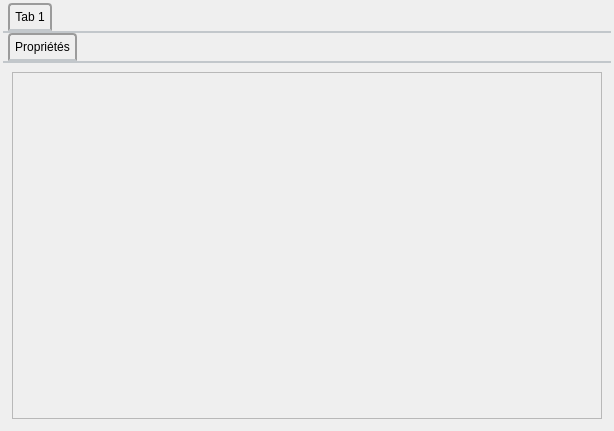
Artelia/Lamia, file Lamia/iface/qgiswidget/tools/lamia_abstractformtool.ui: the form before one commit.
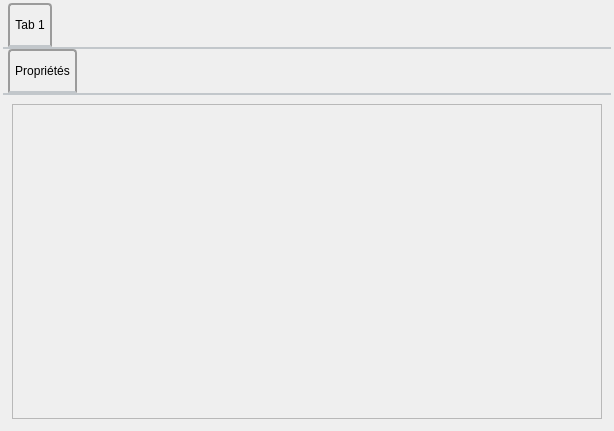
The form after the commit.

What changed in the file:
```diff
--- a/Lamia/iface/qgiswidget/tools/lamia_abstractformtool.ui
+++ b/Lamia/iface/qgiswidget/tools/lamia_abstractformtool.ui
@@ -52,6 +52,7 @@
     border-top-right-radius: 4px;
     min-width: 15ex;
     padding: 5px;
+	height: 30px
 }
 
 QTabBar::tab:selected, QTabBar::tab:hover {
@@ -134,6 +135,7 @@
     border-top-right-radius: 4px;
     min-width: 15ex;
     padding: 5px;
+	height: 30px
 }
 
 QTabBar::tab:selected, QTabBar::tab:hover {
```
